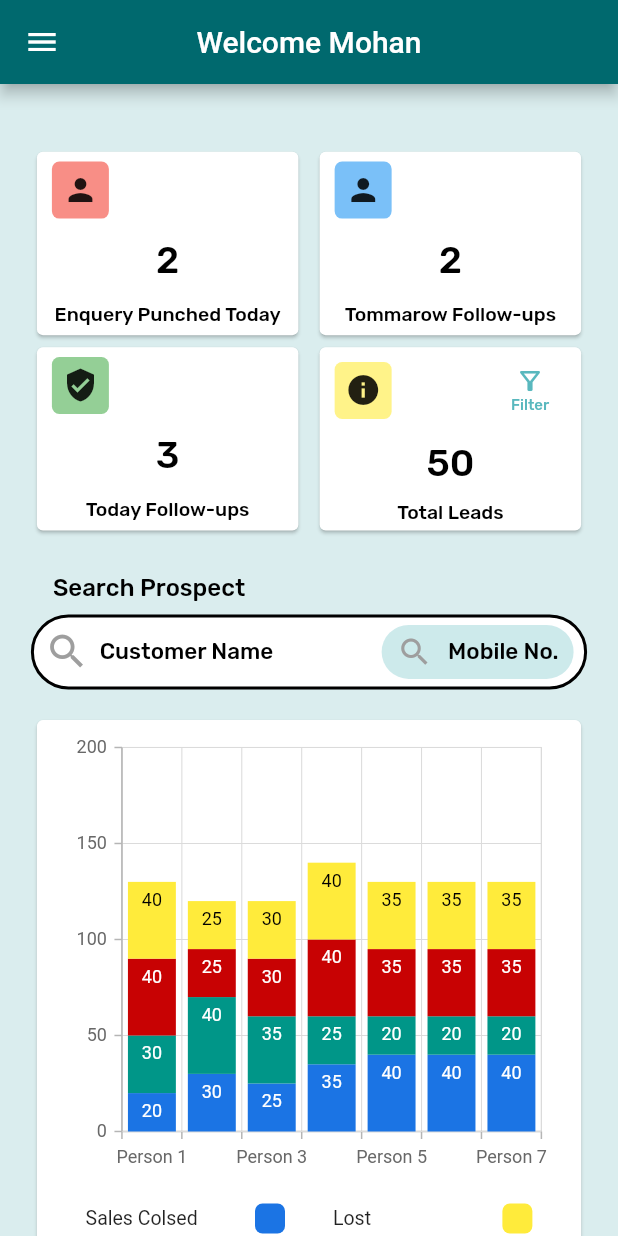
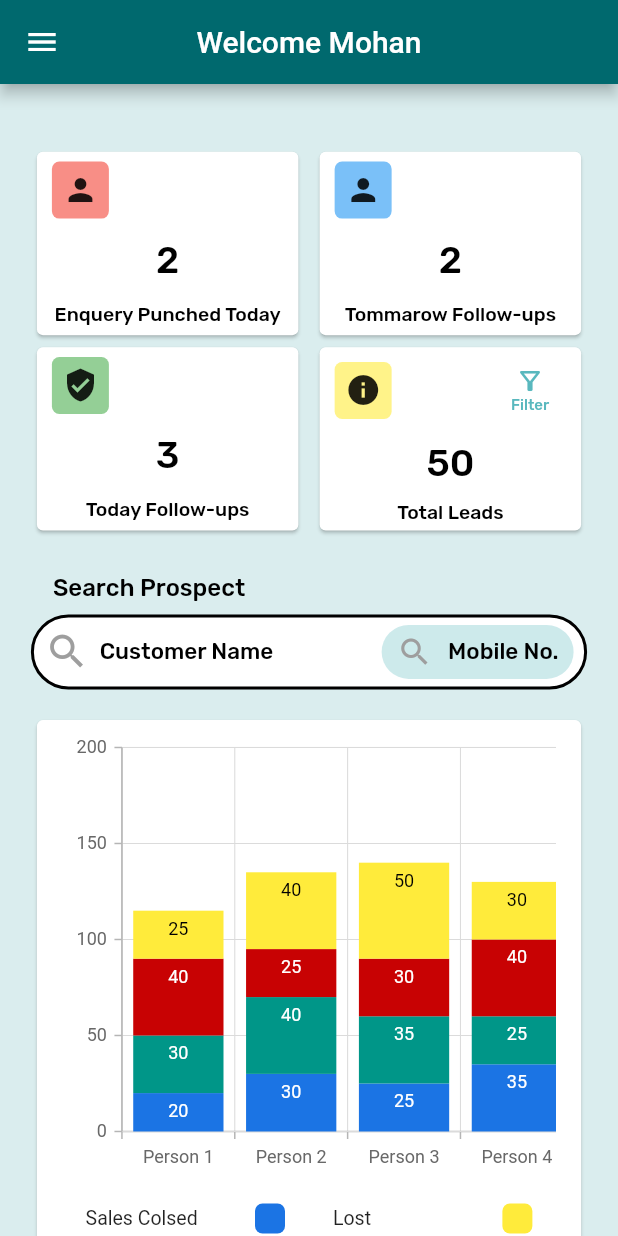
Before and after one commit to praveenyadav28/autowheelweb, a Flutter app: the screen it shows after launch, on a phone screen of 412 x 824 dp. Run offline on Flutter 3.47's test engine with Material 3 defaults, Android fonts, the phone set to English and light mode, and no system bars; our stand-ins replace csc_picker, dropdown_button2, flutter_cache_manager, flutter_svg, geolocator, google_fonts and 4 more; missing offline and left inert: excel.

Commit message:
New Push 9 march

```diff
--- a/lib/desktop/dashboardScreen.dart
+++ b/lib/desktop/dashboardScreen.dart
@@ -5,7 +5,6 @@ import 'dart:convert';
 import 'package:autowheelweb/desktop/addqueries.dart';
 import 'package:autowheelweb/desktop/searchProspect.dart';
 import 'package:flutter/material.dart';
-import 'package:flutter/widgets.dart';
 import 'package:provider/provider.dart';
 import '../Components/Sidemenu.dart';
 import '../Components/menuController.dart';
@@ -157,9 +156,12 @@ class _DashboardScreenState extends State<DashboardScreen> {
                            padding: EdgeInsets.symmetric(vertical: Sizes.height*0.01,horizontal: Sizes.width*0.04),
                           child: Column(
                             children: [
-
-
-                              StackedColumnChart(),
+  SingleChildScrollView(
+      scrollDirection: Axis.horizontal,
+      child: Container(
+        width: Sizes.width*1.4,
+                      child:    StackedColumnChart(),
+                          ),),
                               GridView.count(
                                 crossAxisCount: 2,
                                 childAspectRatio: 4,
@@ -359,10 +361,8 @@ class StackedColumnChart extends StatelessWidget {
   Widget build(BuildContext context) {
     return SfCartesianChart(
       primaryXAxis: CategoryAxis(
-    // Enable scrolling
-    autoScrollingDelta: 4,
-    autoScrollingMode: AutoScrollingMode.end,
-    maximumLabelWidth: 360, // Adjust label width as needed
+        // initialZoomFactor: .6,
+    maximumLabelWidth: 200, // Adjust label width as needed
   ),
       series: <CartesianSeries>[
         StackedColumnSeries<SkillData, String>(
@@ -423,16 +423,16 @@ class StackedColumnChart extends StatelessWidget {
           color: AppColor.colYellow,
           dataSource: <SkillData>[
 
-            SkillData('Person 1', 20, 30, 40, 30),
-            SkillData('Person 2', 30, 40, 25, 30),
-            SkillData('Person 3', 25, 35, 30, 30),
+            SkillData('Person 1', 10, 30, 40, 25),
+            SkillData('Person 2', 30, 40, 25, 40),
+            SkillData('Person 3', 25, 35, 30, 50),
             SkillData('Person 4', 35, 25, 40, 30),
-            SkillData('Person 5', 40, 20, 35, 30),
-            SkillData('Person 6', 40, 20, 35, 30),
+            SkillData('Person 5', 40, 20, 35, 25),
+            SkillData('Person 6', 40, 20, 35, 35),
             SkillData('Person 7', 40, 20, 35, 30),
           ],
           xValueMapper: (SkillData skill, _) => skill.person,
-          yValueMapper: (SkillData skill, _) => skill.skill3,
+          yValueMapper: (SkillData skill, _) => skill.skill4,
           dataLabelSettings: DataLabelSettings(isVisible: true),
           width: 0.8,
         ),
--- a/lib/desktop/prospect.dart
+++ b/lib/desktop/prospect.dart
@@ -710,7 +710,7 @@ final List<Map<String, dynamic>> priorityDataList = [
              SizedBox(height: Sizes.height * 0.02),
               textformfiles(_schemeController, labelText: "Scheme"),
               SizedBox(height: Sizes.height * 0.02),
-              textformfiles(_incomeController, labelText: "Income"),
+              textformfiles(_incomeController, labelText: "Income",keyboardType: TextInputType.number),
               SizedBox(height: Sizes.height * 0.05),
               Text(
                 "Intersted in following product",
```
Also changed, not shown: lib/desktop/followup.dart (+75 -68 lines), lib/main.dart (+0 -91 lines).
